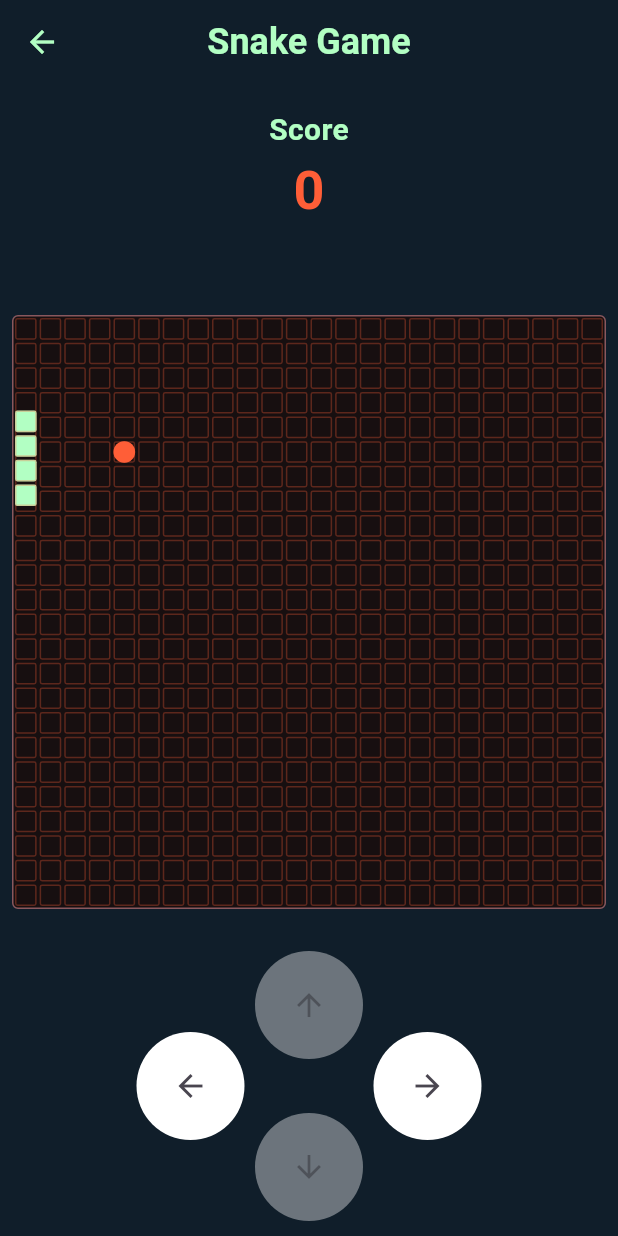
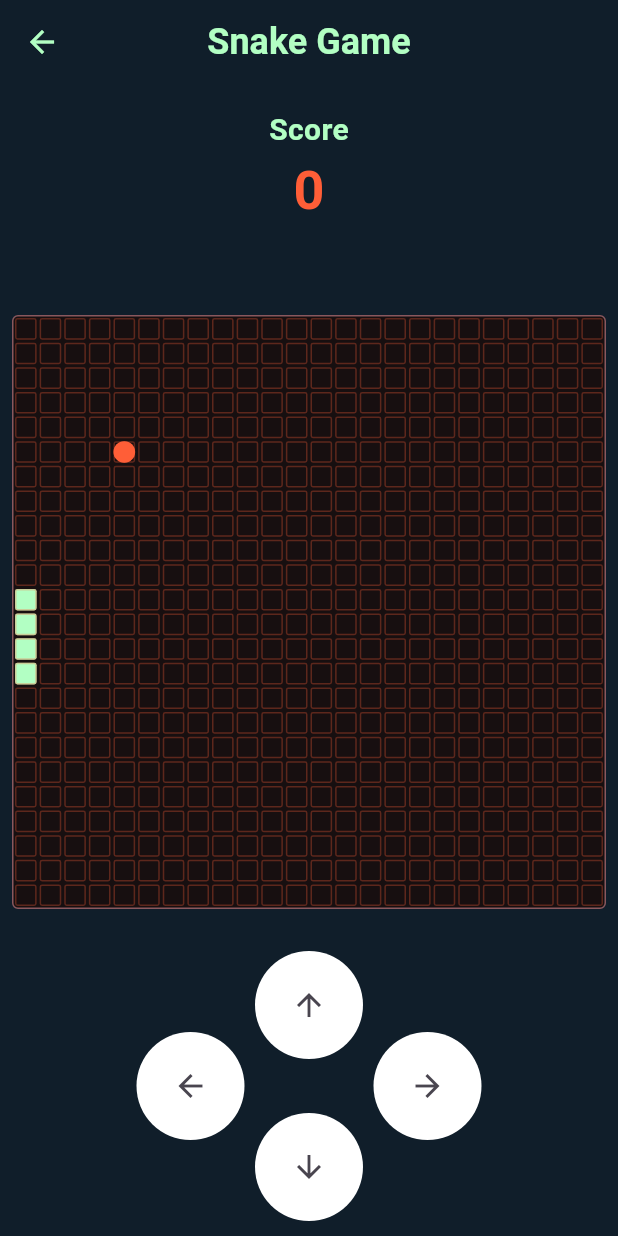
Before and after one commit to art1-si/snake, a Flutter app: the SneakGameScreen screen opened by its route, after a tap on "Play", on a phone screen of 412 x 824 dp. Run offline on Flutter 3.47's test engine with Material 3 defaults, Android fonts, the phone set to English and light mode, and no system bars; our stand-ins replace bloc, flutter_bloc, go_router.

Commit message:
improve snake controls

```diff
--- a/lib/presentation/screens/snake_game/direction_controls/direction_control_cluster.dart
+++ b/lib/presentation/screens/snake_game/direction_controls/direction_control_cluster.dart
@@ -33,9 +33,9 @@ class DirectionControlCluster extends StatelessWidget {
                     Align(
                       alignment: Alignment.topCenter,
                       child: DirectionControlButton(
-                        disabled: value.isVertical,
                         direction: Direction.up,
                         onPressed: () {
+                          if (value.isVertical) return;
                           directionController.changeDirection(Direction.up);
                         },
                       ),
@@ -43,9 +43,9 @@ class DirectionControlCluster extends StatelessWidget {
                     Align(
                       alignment: Alignment.centerLeft,
                       child: DirectionControlButton(
-                        disabled: value.isHorizontal,
                         direction: Direction.left,
                         onPressed: () {
+                          if (value.isHorizontal) return;
                           directionController.changeDirection(Direction.left);
                         },
                       ),
@@ -53,9 +53,9 @@ class DirectionControlCluster extends StatelessWidget {
                     Align(
                       alignment: Alignment.centerRight,
                       child: DirectionControlButton(
-                        disabled: value.isHorizontal,
                         direction: Direction.right,
                         onPressed: () {
+                          if (value.isHorizontal) return;
                           directionController.changeDirection(Direction.right);
                         },
                       ),
@@ -63,9 +63,9 @@ class DirectionControlCluster extends StatelessWidget {
                     Align(
                       alignment: Alignment.bottomCenter,
                       child: DirectionControlButton(
-                        disabled: value.isVertical,
                         direction: Direction.down,
                         onPressed: () {
+                          if (value.isVertical) return;
                           directionController.changeDirection(Direction.down);
                         },
                       ),
@@ -86,22 +86,20 @@ class DirectionControlButton extends StatelessWidget {
     super.key,
     required this.direction,
     required this.onPressed,
-    required this.disabled,
   });
 
   final Direction direction;
   final VoidCallback onPressed;
-  final bool disabled;
 
   @override
   Widget build(BuildContext context) {
     return IconButton(
       style: ButtonStyle(
-        backgroundColor: MaterialStateProperty.all(disabled ? Colors.white38 : Colors.white),
+        backgroundColor: MaterialStateProperty.all(Colors.white),
         padding: MaterialStateProperty.all(const EdgeInsets.all(24)),
         shape: MaterialStateProperty.all(const CircleBorder()),
       ),
-      onPressed: disabled ? null : onPressed,
+      onPressed: onPressed,
       icon: Icon(
         switch (direction) {
           Direction.up => Icons.arrow_upward,
--- a/lib/presentation/screens/snake_game/snake_game/extension/difficulty_level_ticker_speed_extension.dart
+++ b/lib/presentation/screens/snake_game/snake_game/extension/difficulty_level_ticker_speed_extension.dart
@@ -4,11 +4,11 @@ extension DifficultyLevelTickerSpeed on DifficultyLevel {
   Duration get tickerSpeed {
     switch (this) {
       case DifficultyLevel.easy:
-        return const Duration(milliseconds: 250);
+        return const Duration(milliseconds: 100);
       case DifficultyLevel.medium:
-        return const Duration(milliseconds: 150);
+        return const Duration(milliseconds: 75);
       case DifficultyLevel.hard:
-        return const Duration(milliseconds: 100);
+        return const Duration(milliseconds: 50);
     }
   }
 }
```
